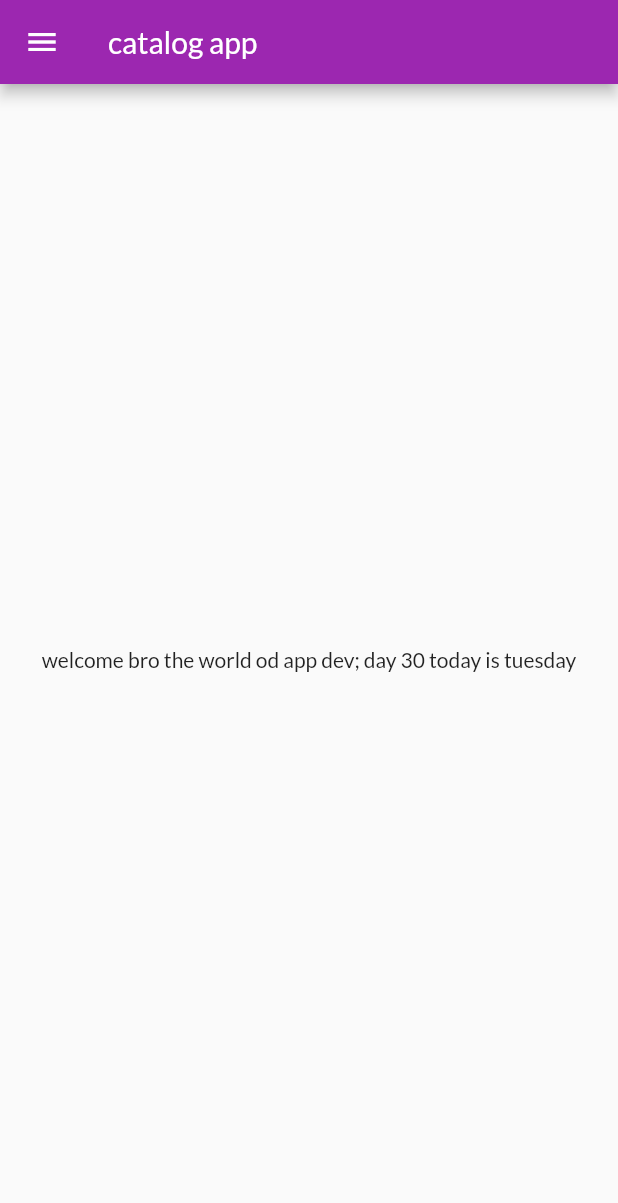
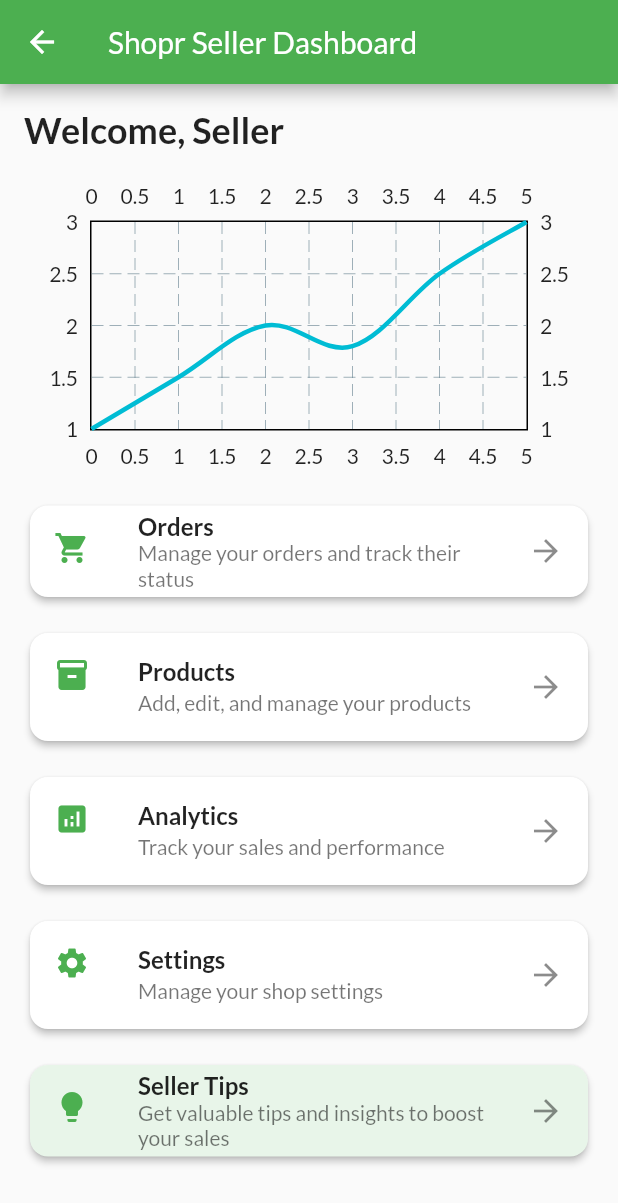
Before and after one commit to DaSeeker67/nearby, a Flutter app: the HomePage screen opened by its route, on a phone screen of 412 x 824 dp. Shown: the top 1203 px of the screen. Run offline on Flutter 3.47's test engine with Material 2 defaults, Android fonts, the phone set to English and light mode, and no system bars; drawn by our look-alikes of fl_chart; our stand-ins replace google_fonts.

Commit message:
day100 done

```diff
--- a/lib/main.dart
+++ b/lib/main.dart
@@ -14,7 +14,7 @@ class MyApp extends StatelessWidget {
     return  MaterialApp(
 
       themeMode: ThemeMode.light,
-      theme: ThemeData(primarySwatch: Colors.purple,
+      theme: ThemeData(primarySwatch: Colors.green,
           fontFamily: GoogleFonts.lato().fontFamily,
     ),
 
--- a/lib/pages/homepage.dart
+++ b/lib/pages/homepage.dart
@@ -1,23 +1,159 @@
 import 'package:flutter/material.dart';
+import 'package:fl_chart/fl_chart.dart';
+
 class HomePage extends StatelessWidget {
-
-
   @override
   Widget build(BuildContext context) {
-    int days = 30;
-    var day = 'tuesday';
-
-    return  Scaffold(
+    return Scaffold(
       appBar: AppBar(
-        title: Text('catalog app'),
+        title: Text('Shopr Seller Dashboard'),
+        backgroundColor: Colors.green, // Green theme color
       ),
-      body: Center(
-        child: Container(
-            child: Text("welcome bro the world od app dev; day $days today is $day")
-
+      body: Padding(
+        padding: EdgeInsets.all(16.0),
+        child: Column(
+          crossAxisAlignment: CrossAxisAlignment.start,
+          children: [
+            Text(
+              'Welcome, Seller',
+              style: TextStyle(
+                fontSize: 24,
+                fontWeight: FontWeight.bold,
+              ),
+            ),
+            SizedBox(height: 16),
+            Container(
+              height: 200,
+              child: buildSalesGraph(),
+            ),
+            SizedBox(height: 16),
+            buildDashboardCard(
+              context,
+              icon: Icons.shopping_cart,
+              title: 'Orders',
+              subtitle: 'Manage your orders and track their status',
+              onTap: () {
+                // Handle orders tap
+              },
+            ),
+            SizedBox(height: 16),
+            buildDashboardCard(
+              context,
+              icon: Icons.inventory,
+              title: 'Products',
+              subtitle: 'Add, edit, and manage your products',
+              onTap: () {
+                // Handle products tap
+              },
+            ),
+            SizedBox(height: 16),
+            buildDashboardCard(
+              context,
+              icon: Icons.analytics,
+              title: 'Analytics',
+              subtitle: 'Track your sales and performance',
+              onTap: () {
+                // Handle analytics tap
+              },
+            ),
+            SizedBox(height: 16),
+            buildDashboardCard(
+              context,
+              icon: Icons.settings,
+              title: 'Settings',
+              subtitle: 'Manage your shop settings',
+              onTap: () {
+                // Handle settings tap
+              },
+            ),
+            SizedBox(height: 16),
+            Card(
+              color: Colors.green[50], // Green theme color
+              elevation: 2,
+              shape: RoundedRectangleBorder(
+                borderRadius: BorderRadius.circular(12),
+              ),
+              child: ListTile(
+                leading: Icon(
+                  Icons.lightbulb,
+                  color: Colors.green, // Green theme color
+                ),
+                title: Text(
+                  'Seller Tips',
+                  style: TextStyle(
+                    fontWeight: FontWeight.bold,
+                  ),
+                ),
+                subtitle: Text(
+                  'Get valuable tips and insights to boost your sales',
+                ),
+                trailing: Icon(Icons.arrow_forward),
+                onTap: () {
+                  // Handle tip menu tap
+                },
+              ),
+            ),
+          ],
         ),
       ),
-      drawer: Drawer(),
+    );
+  }
+
+  Widget buildSalesGraph() {
+    return LineChart(
+      LineChartData(
+        lineBarsData: [
+          LineChartBarData(
+            spots: [
+              FlSpot(0, 1),
+              FlSpot(1, 1.5),
+              FlSpot(2, 2),
+              FlSpot(3, 1.8),
+              FlSpot(4, 2.5),
+              FlSpot(5, 3),
+            ],
+            // colors: [Colors.green], // Green theme color
+            barWidth: 3,
+            isCurved: true,
+            dotData: FlDotData(show: false),
+          ),
+        ],
+        // Additional chart configuration here
+      ),
+    );
+  }
+
+  Widget buildDashboardCard(
+      BuildContext context, {
+        required IconData icon,
+        required String title,
+        required String subtitle,
+        required VoidCallback onTap,
+      }) {
+    // Custom implementation of the dashboard card
+    // Add your own styling and design here
+    return GestureDetector(
+      onTap: onTap,
+      child: Card(
+        elevation: 2,
+        shape: RoundedRectangleBorder(
+          borderRadius: BorderRadius.circular(12),
+        ),
+        child: ListTile(
+          leading: Icon(
+            icon,
+            color: Colors.green, // Green theme color
+          ),
+          title: Text(
+            title,
+            style: TextStyle(
+              fontWeight: FontWeight.bold,
+            ),
+          ),
+          subtitle: Text(subtitle),
+          trailing: Icon(Icons.arrow_forward),
+        ),
+      ),
     );
   }
 }
--- a/pubspec.yaml
+++ b/pubspec.yaml
@@ -36,6 +36,9 @@ dependencies:
   # Use with the CupertinoIcons class for iOS style icons.
   cupertino_icons: ^1.0.2
   google_fonts: ^4.0.3
+  fl_chart: ^0.62.0
+
+
 
 
 dev_dependencies:
```
Also changed, not shown: pubspec.lock.
